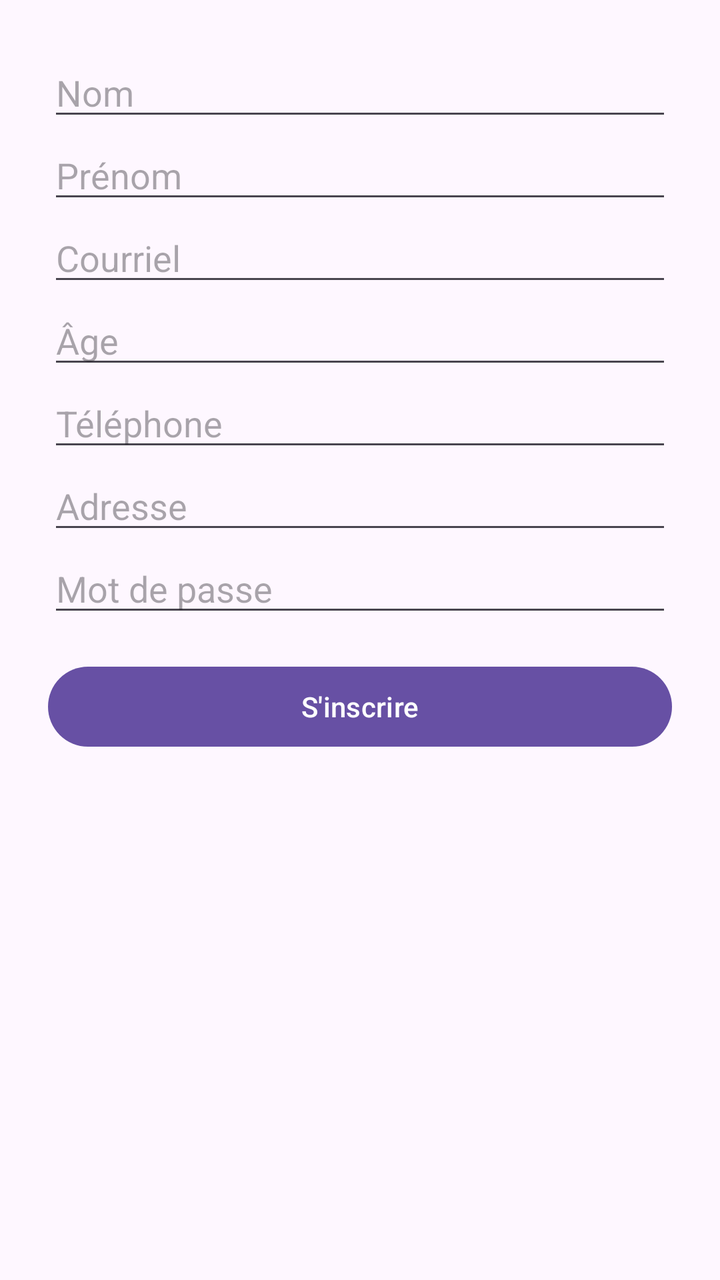
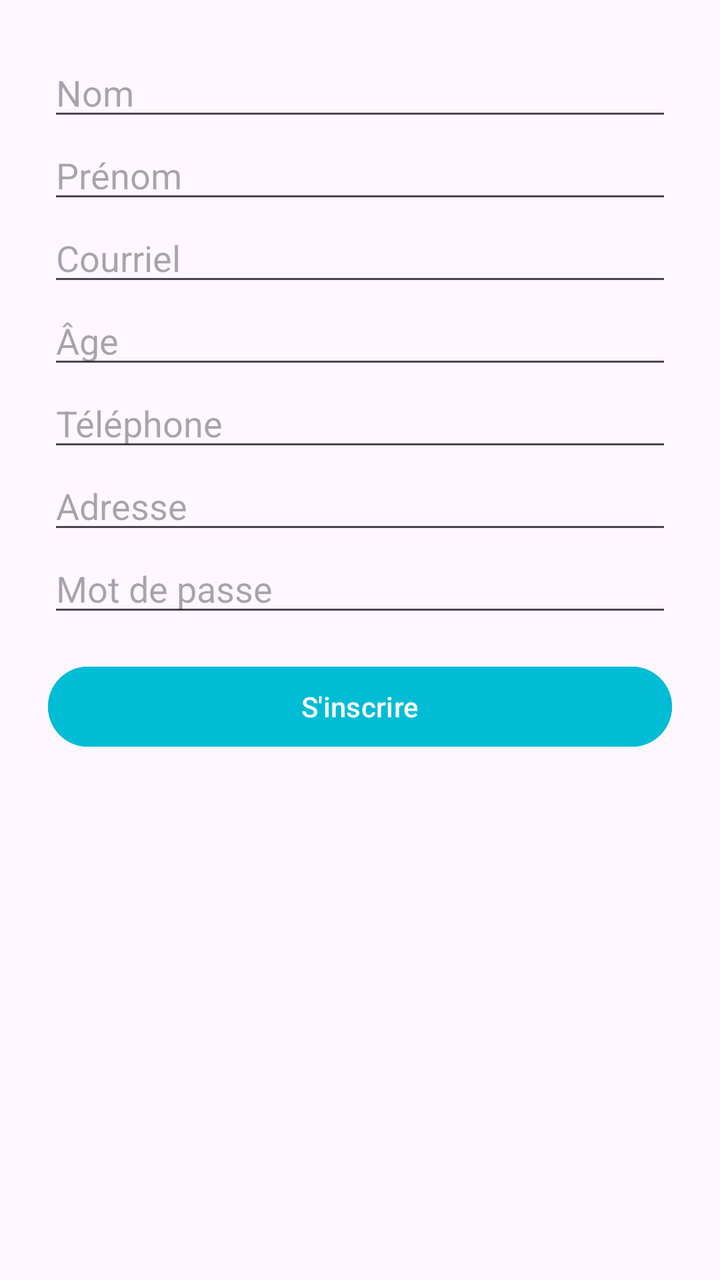

Compare the two renders of this Android layout. The source of the first and the diff that turns it into the second are given below.
<!-- AndroidManifest.xml: application theme Theme.Tch057Proj -->
<!-- res/layout/activity_inscription.xml -->
<?xml version="1.0" encoding="utf-8"?>
<ScrollView xmlns:android="http://schemas.android.com/apk/res/android"
    android:layout_width="match_parent"
    android:layout_height="match_parent">

    <LinearLayout
        android:padding="24dp"
        android:orientation="vertical"
        android:layout_width="match_parent"
        android:layout_height="wrap_content">

        <EditText android:id="@+id/etNom" android:hint="Nom" android:layout_width="match_parent" android:layout_height="wrap_content"/>
        <EditText android:id="@+id/etPrenom" android:hint="Prénom" android:layout_width="match_parent" android:layout_height="wrap_content"/>
        <EditText android:id="@+id/etCourriel" android:hint="Courriel" android:inputType="textEmailAddress" android:layout_width="match_parent" android:layout_height="wrap_content"/>
        <EditText android:id="@+id/etAge" android:hint="Âge" android:inputType="number" android:layout_width="match_parent" android:layout_height="wrap_content"/>
        <EditText android:id="@+id/etTelephone" android:hint="Téléphone" android:inputType="phone" android:layout_width="match_parent" android:layout_height="wrap_content"/>
        <EditText android:id="@+id/etAdresse" android:hint="Adresse" android:layout_width="match_parent" android:layout_height="wrap_content"/>
        <EditText android:id="@+id/etMotDePasse" android:hint="Mot de passe" android:inputType="textPassword" android:layout_width="match_parent" android:layout_height="wrap_content"/>

        <Button android:id="@+id/btnInscription" android:text="S'inscrire" android:layout_width="match_parent" android:layout_height="wrap_content" android:layout_marginTop="16dp"/>
    </LinearLayout>
</ScrollView>
<!-- resources referenced by this layout -->
<resources>
  <style name="Theme.Tch057Proj" parent="Base.Theme.Tch057Proj" />
  <style name="Base.Theme.Tch057Proj" parent="Theme.Material3.DayNight.NoActionBar">
          
          
      </style>
</resources>

<!-- the commit's change to res/layout/activity_inscription.xml (unified diff, before → after) -->
@@ -17,6 +17,13 @@
         <EditText android:id="@+id/etAdresse" android:hint="Adresse" android:layout_width="match_parent" android:layout_height="wrap_content"/>
         <EditText android:id="@+id/etMotDePasse" android:hint="Mot de passe" android:inputType="textPassword" android:layout_width="match_parent" android:layout_height="wrap_content"/>
 
-        <Button android:id="@+id/btnInscription" android:text="S'inscrire" android:layout_width="match_parent" android:layout_height="wrap_content" android:layout_marginTop="16dp"/>
+        <Button
+            android:id="@+id/btnInscription"
+            android:text="S'inscrire"
+            android:textColor="#FFFFFF"
+            android:backgroundTint="#00BCD4"
+            android:layout_width="match_parent"
+            android:layout_height="wrap_content"
+            android:layout_marginTop="16dp"/>
     </LinearLayout>
 </ScrollView>
